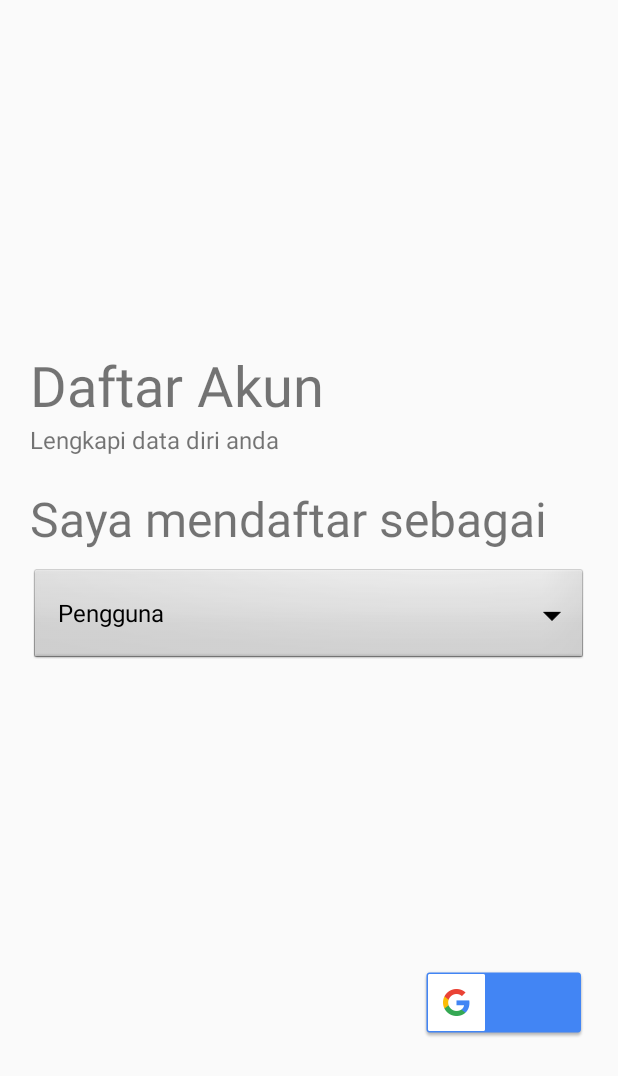
After one commit to patrickleonardus/Babooo, an Android app: the SignUpActivity screen opened directly, with no data from a screen before it, on a phone screen of 412 x 824 dp. The commit adds this screen. Shown: the top 1076 px of the screen. Run offline under Robolectric (Android 15) with nearby library versions, the phone set to English and light mode, and no system bars.

Commit message:
animation sign up added

```diff
--- a/app/build.gradle
+++ b/app/build.gradle
@@ -1,5 +1,4 @@
 apply plugin: 'com.android.application'
-apply plugin: 'com.google.gms.google-services'
 
 android {
     compileSdkVersion 29
@@ -31,6 +30,7 @@ dependencies {
     implementation 'androidx.legacy:legacy-support-v4:1.0.0'
     implementation 'com.google.firebase:firebase-auth:19.2.0'
     implementation 'com.google.firebase:firebase-analytics:17.2.2'
+    implementation 'com.google.firebase:firebase-messaging:20.1.2'
     implementation 'com.google.firebase:firebase-database:19.2.1'
     implementation 'com.google.android.gms:play-services-auth:17.0.0'
     implementation 'com.google.android.gms:play-services-auth-api-phone:17.0.0'
@@ -38,3 +38,4 @@ dependencies {
     androidTestImplementation 'androidx.test.ext:junit:1.1.0'
     androidTestImplementation 'androidx.test.espresso:espresso-core:3.1.1'
 }
+apply plugin: 'com.google.gms.google-services'
--- /dev/null
+++ b/app/src/main/java/com/bantoo/babooo/Controller/SignUpActivity.java
@@ -0,0 +1,81 @@
+package com.bantoo.babooo.Controller;
+
+import androidx.appcompat.app.AppCompatActivity;
+import androidx.fragment.app.FragmentManager;
+import androidx.fragment.app.FragmentTransaction;
+
+import android.app.ActivityOptions;
+import android.content.Intent;
+import android.os.Build;
+import android.os.Bundle;
+import android.transition.Slide;
+import android.view.Gravity;
+import android.view.View;
+import android.view.animation.DecelerateInterpolator;
+import android.widget.ArrayAdapter;
+import android.widget.FrameLayout;
+import android.widget.ImageButton;
+import android.widget.Spinner;
+
+import com.bantoo.babooo.Model.FirebaseHelper;
+import com.bantoo.babooo.Model.User;
+import com.bantoo.babooo.R;
+
+
+public class SignUpActivity extends AppCompatActivity {
+
+    Spinner roleSpinner;
+    ImageButton nextButton;
+
+    @Override
+    protected void onCreate(Bundle savedInstanceState) {
+        super.onCreate(savedInstanceState);
+        setContentView(R.layout.activity_sign_up);
+
+        setAnimation();
+        nextButton = findViewById(R.id.nextButton_nama);
+        nextButton.setOnClickListener(new View.OnClickListener() {
+            @Override
+            public void onClick(View v) {
+                startActivity();
+            }
+        });
+        configureRole();
+    }
+
+    public void setAnimation() {
+        if (Build.VERSION.SDK_INT > 20) {
+            Slide slide = new Slide();
+            slide.setSlideEdge(Gravity.LEFT);
+            slide.setDuration(400);
+            slide.setInterpolator(new DecelerateInterpolator());
+            getWindow().setExitTransition(slide);
+            getWindow().setEnterTransition(slide);
+        }
+    }
+
+    public void startActivity(){
+        Intent i = new Intent(this, NamaSignUpActivity.class);
+        if(Build.VERSION.SDK_INT>20){
+            ActivityOptions options =
+                    ActivityOptions.makeSceneTransitionAnimation(this);
+            startActivity(i,options.toBundle());
+        }else {
+            startActivity(i);
+        }
+    }
+
+    private void configureRole() {
+        roleSpinner = findViewById(R.id.roleSpinner);
+        String[] roles = new String[]{"Pengguna", "Mitra"};
+        ArrayAdapter<String> adapter = new ArrayAdapter<>(this, android.R.layout.simple_spinner_dropdown_item, roles);
+        roleSpinner.setAdapter(adapter);
+    }
+
+    public void saveUserData() {
+        //User user = new User();
+        FirebaseHelper firebaseHelper = new FirebaseHelper();
+        //firebaseHelper.addUser();
+    }
+
+}
--- a/app/src/main/java/com/bantoo/babooo/Model/User.java
+++ b/app/src/main/java/com/bantoo/babooo/Model/User.java
@@ -5,11 +5,13 @@ public class User {
     public String email;
     public String phoneNumber;
     public String password;
+    public String token;
 
-    public User(String name, String email, String phoneNumber, String password) {
+    public User(String name, String email, String phoneNumber, String password, String token) {
         this.name = name;
         this.email = email;
         this.phoneNumber = phoneNumber;
         this.password = password;
+        this.token = token;
     }
 }
--- /dev/null
+++ b/app/src/main/res/layout/activity_sign_up.xml
@@ -0,0 +1,56 @@
+<?xml version="1.0" encoding="utf-8"?>
+<LinearLayout xmlns:android="http://schemas.android.com/apk/res/android"
+    xmlns:app="http://schemas.android.com/apk/res-auto"
+    xmlns:tools="http://schemas.android.com/tools"
+    android:layout_width="match_parent"
+    android:layout_height="match_parent"
+    tools:context="com.bantoo.babooo.Controller.SignUpActivity"
+    android:layout_marginLeft="20dp"
+    android:layout_marginRight="20dp"
+    android:layout_marginTop="100dp"
+    android:orientation="vertical"
+    android:gravity="center_vertical">
+
+    <TextView
+        android:layout_width="wrap_content"
+        android:layout_height="wrap_content"
+        android:text="Daftar Akun"
+        android:textSize="56px"/>
+
+    <TextView
+        android:layout_width="wrap_content"
+        android:layout_height="wrap_content"
+        android:text="Lengkapi data diri anda"
+        android:textSize="24px"/>
+
+    <TextView
+        android:layout_marginTop="20dp"
+        android:layout_width="wrap_content"
+        android:layout_height="wrap_content"
+        android:text="Saya mendaftar sebagai"
+        android:textSize="48px"/>
+
+    <Spinner
+        android:layout_marginTop="10dp"
+        android:id="@+id/roleSpinner"
+        android:layout_width="match_parent"
+        android:layout_height="wrap_content"
+        android:background="@android:drawable/btn_dropdown"
+        android:spinnerMode="dropdown"/>
+
+    <FrameLayout
+        android:layout_width="match_parent"
+        android:layout_height="wrap_content"
+        android:orientation="horizontal"
+        android:layout_marginTop="200dp">
+
+        <ImageButton
+            android:id="@+id/nextButton_nama"
+            android:layout_width="wrap_content"
+            android:layout_height="wrap_content"
+            android:background="@drawable/common_google_signin_btn_text_dark_normal"
+            android:layout_gravity="right"/>
+
+    </FrameLayout>
+
+</LinearLayout>
--- a/app/src/main/res/values/colors.xml
+++ b/app/src/main/res/values/colors.xml
@@ -3,7 +3,7 @@
     <color name="colorPrimary">#008577</color>
     <color name="colorPrimaryDark">#00574B</color>
     <color name="colorAccent">#D81B60</color>
-    <color name="buttonPurple">#7d67af</color>
+    <color name="buttonPurple">#1a535c</color>
     <color name="onGoingColor">#f0e9f7</color>
     <color name="white">#ffffff</color>
     <color name="green">#00ff00</color>
--- a/app/src/main/res/values/strings.xml
+++ b/app/src/main/res/values/strings.xml
@@ -3,4 +3,5 @@
 
     <!-- TODO: Remove or change this placeholder text -->
     <string name="hello_blank_fragment">Hello blank fragment</string>
+    <string name="password">merklaptopgwacer</string>
 </resources>
--- a/app/src/main/res/values/styles.xml
+++ b/app/src/main/res/values/styles.xml
@@ -6,6 +6,7 @@
         <item name="colorPrimary">@color/colorPrimary</item>
         <item name="colorPrimaryDark">@color/colorPrimaryDark</item>
         <item name="colorAccent">@color/colorAccent</item>
+        <item name="android:windowContentTransitions">@color/colorAccent</item>
     </style>
 
 </resources>
```
Also changed, not shown: app/src/main/AndroidManifest.xml (+19 -6 lines), app/src/main/java/com/bantoo/babooo/Controller/MainActivity.java (+115 -0 lines), app/src/main/java/com/bantoo/babooo/Controller/MyFirebaseMessagingService.java (added, +57 -0 lines), app/src/main/java/com/bantoo/babooo/Controller/NamaSignUpActivity.java (added, +15 -0 lines), app/src/main/res/anim/enter_from_right.xml (added, +8 -0 lines), app/src/main/res/anim/exit_to_right.xml (added, +8 -0 lines), app/src/main/res/layout/activity_main.xml (+7 -0 lines), app/src/main/res/layout/activity_nama_sign_up.xml (added, +56 -0 lines), 2 other files.
